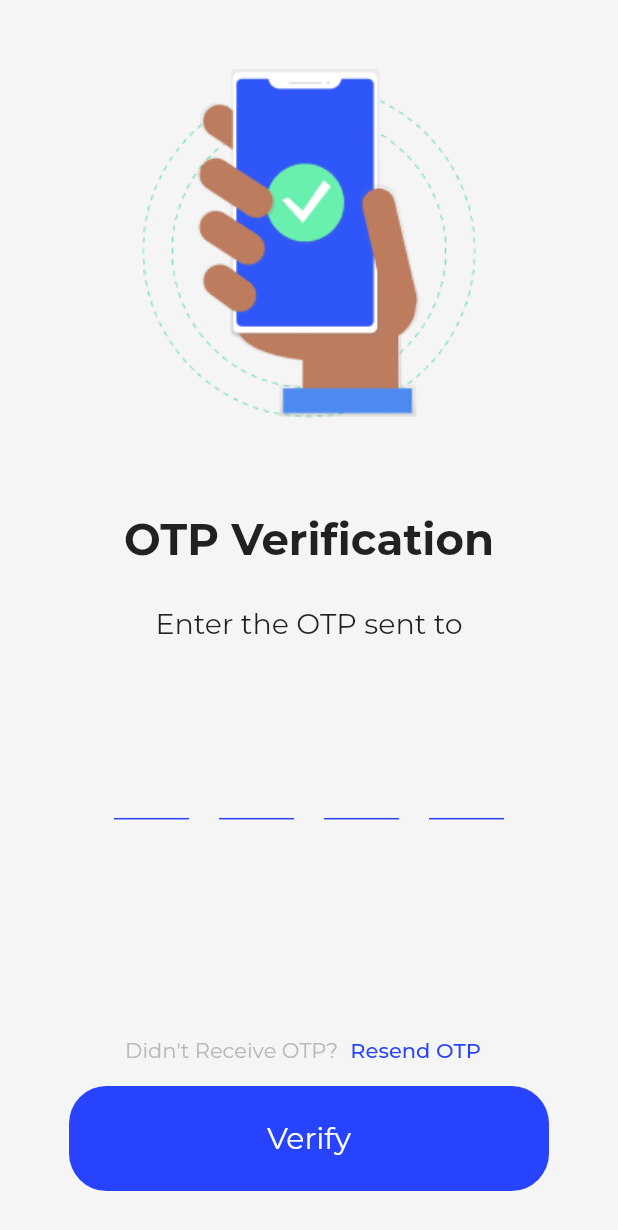
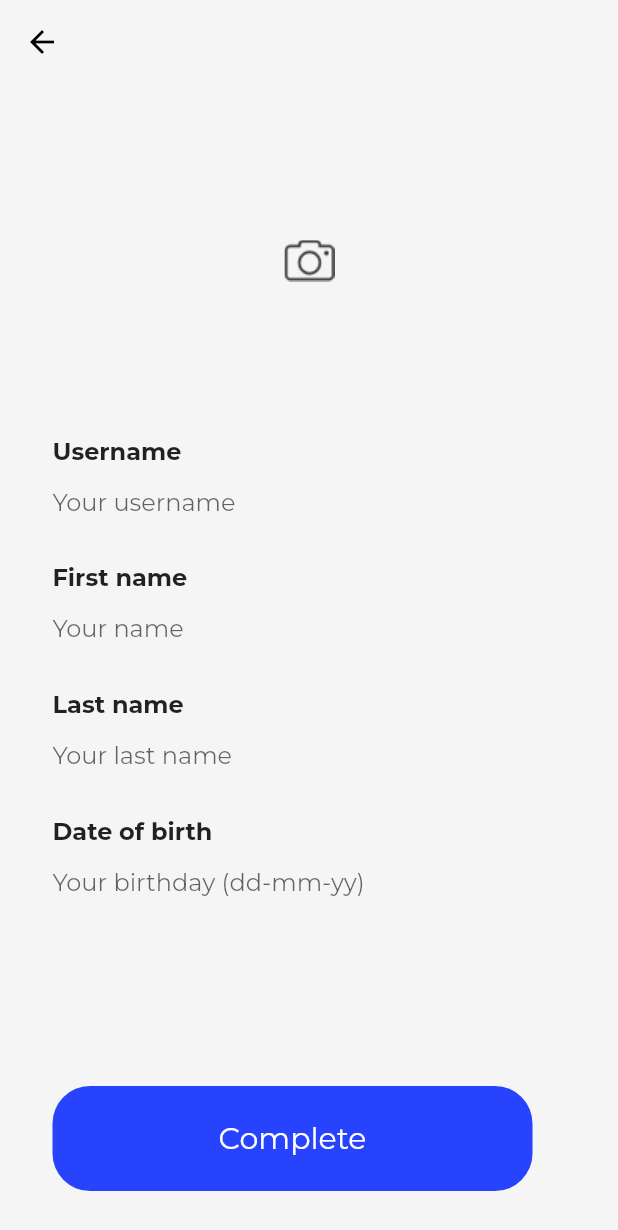
Before and after one commit to PLP-Dart-Projects/village-banking, a Flutter app: the OTP2Page screen opened directly with empty values, after a tap on "Verify", on a phone screen of 412 x 824 dp. Shown: the top 1230 px of the screen. Run offline on Flutter 3.47's test engine with Material 2 defaults, Android fonts, the phone set to English and light mode, and no system bars; drawn by our look-alikes of pinput; our stand-ins replace email_validator, intl_phone_number_input; project files that could hold a hidden picture were left out.

Commit message:
Added profile setup page

```diff
--- a/lib/pages/otp_2_page.dart
+++ b/lib/pages/otp_2_page.dart
@@ -1,5 +1,6 @@
 import 'package:flutter/material.dart';
 import 'package:pinput/pinput.dart';
+import 'package:villagebanking/pages/profile_setup.dart';
 import 'package:villagebanking/widgets/button.dart';
 
 class OTP2Page extends StatefulWidget {
@@ -11,7 +12,7 @@ class OTP2Page extends StatefulWidget {
 }
 
 class _OTP2PageState extends State<OTP2Page> {
-
+  final _formKey = GlobalKey<FormState>();
 
   @override
   Widget build(BuildContext context) {
@@ -26,6 +27,8 @@ class _OTP2PageState extends State<OTP2Page> {
               right: 35,
               bottom: 30,
             ),
+          child: Form(
+            key: _formKey,
             child: Column(
               children: [
                 SizedBox(height: MediaQuery.of(context).size.height/18,),
@@ -50,19 +53,19 @@ class _OTP2PageState extends State<OTP2Page> {
                 Pinput(
                   length: 4,
                   keyboardType: TextInputType.number,
-                controller: pinController,
-                showCursor: true,
-                isCursorAnimationEnabled: true,
-                  cursor: const TextField(
-                    decoration: InputDecoration(
-                        fillColor: Color.fromRGBO(24, 245, 245, 1)
-                    ),
-                  ),
+                  pinputAutovalidateMode: PinputAutovalidateMode.onSubmit,
+                  validator: (value) {
+                    if(value == null || value.isEmpty){
+                      return '';
+                    }
+                    return null;
+                  },
                   defaultPinTheme: const PinTheme(
                     width: 50,
                     height: 50,
                     textStyle: TextStyle(
                       fontSize: 24,
+                      color: Colors.black,
                     ),
                     decoration: BoxDecoration(
                       color: Color.fromRGBO(245, 245, 245, 1),
@@ -71,7 +74,7 @@ class _OTP2PageState extends State<OTP2Page> {
                       )
                     )
                   ),
-                separator: const SizedBox(width: 20,),
+                  separator: SizedBox(width: MediaQuery.of(context).size.width/20,),
                 ),
                 const Spacer(),
                 Row(
@@ -91,6 +94,16 @@ class _OTP2PageState extends State<OTP2Page> {
                 ),
                 InkWell(
                     onTap: () {
+                      FocusNode().unfocus();
+                      if (_formKey.currentState!.validate()){
+                        Navigator.pushAndRemoveUntil(
+                          context,
+                          MaterialPageRoute(
+                            builder: (context) => const ProfileSetupPage(),
+                          ),
+                          ModalRoute.withName('welcome'),
+                        );
+                      }
 
                     },
                     child: const CustomButtonColor(title: "Verify")),
@@ -98,6 +111,7 @@ class _OTP2PageState extends State<OTP2Page> {
             ),
           ),
         ),
+      ),
     );
   }
 }
--- a/lib/pages/profile_setup.dart
+++ b/lib/pages/profile_setup.dart
@@ -0,0 +1,52 @@
+import 'package:flutter/material.dart';
+import 'package:villagebanking/widgets/button.dart';
+import 'package:villagebanking/widgets/user_form.dart';
+
+class ProfileSetupPage extends StatefulWidget {
+  const ProfileSetupPage({Key? key}) : super(key: key);
+
+  @override
+  State<ProfileSetupPage> createState() => _ProfileSetupState();
+}
+
+class _ProfileSetupState extends State<ProfileSetupPage> {
+
+  @override
+  Widget build(BuildContext context) {
+    return Scaffold(
+      appBar: AppBar(
+        elevation: 0,
+        backgroundColor: const Color.fromRGBO(245, 245, 245, 1),
+        leading: BackButton(
+          color: Colors.black,
+          onPressed: () {
+            Navigator.pushNamed(context, 'signUp');
+          },
+        ),
+      ),
+      resizeToAvoidBottomInset: false,
+      body: SafeArea(
+        child: Container(
+          padding: const EdgeInsets.only(
+            left: 35,
+            right: 35,
+            bottom: 30,
+          ),
+          child: Column(
+            crossAxisAlignment: CrossAxisAlignment.start,
+            children: [
+              SizedBox(
+                height: MediaQuery.of(context).size.height/3.5,
+                width: MediaQuery.of(context).size.width,
+                child: Image.asset('assets/images/Camera_1.png'),
+              ),
+              const UserForm(),
+              const Spacer(),
+              const CustomButtonColor(title: 'Complete')
+            ],
+          ),
+        ),
+      ),
+    );
+  }
+}
--- /dev/null
+++ b/lib/widgets/user_form.dart
@@ -0,0 +1,154 @@
+import 'package:flutter/material.dart';
+import 'package:intl/intl.dart';
+
+class UserForm extends StatefulWidget {
+  const UserForm({Key? key}) : super(key: key);
+
+  @override
+  State<UserForm> createState() => _UserFormState();
+}
+
+class _UserFormState extends State<UserForm> {
+  TextEditingController inputDate = TextEditingController();
+  final _formKey = GlobalKey<FormState>();
+
+
+  @override
+  void initState() {
+    inputDate.text = '';
+    super.initState();
+  }
+
+  Future _selectDate() async {
+    DateTime? picked = await showDatePicker(
+        context: context,
+        initialDate: DateTime.now(),
+        firstDate:  DateTime(1900),
+        lastDate:  DateTime.now().add(const Duration(days: 1),),
+      builder: (context, child) {
+        return Theme(
+            data: Theme.of(context).copyWith(
+              primaryColor: const Color.fromRGBO(73, 12, 249, 1),
+            ),
+            child: child!);
+      },
+    );
+
+    if(picked != null) {
+      String formattedDate = DateFormat('dd-MM-yyyy').format(picked);
+      setState(() {
+        inputDate.text = formattedDate;
+      });
+    }
+  }
+
+  @override
+  Widget build(BuildContext context) {
+    return Form(
+      key: _formKey,
+      autovalidateMode: AutovalidateMode.onUserInteraction,
+      child: Column(
+        crossAxisAlignment: CrossAxisAlignment.start,
+        children: [
+          const Text("Username",
+            style: TextStyle(
+              fontSize: 16,
+              fontWeight: FontWeight.bold,
+            ),
+          ),
+           TextFormField(
+            style: const TextStyle(
+              fontSize: 16,
+              color: Colors.black,
+            ),
+            decoration: const InputDecoration(
+              border: InputBorder.none,
+              hintText: "Your username",
+            ),
+             validator: (value) {
+               if(value == null || value.isEmpty){
+                 return 'Empty';
+               }
+               return null;
+             },
+          ),
+          SizedBox(
+            height: MediaQuery.of(context).size.height/50,
+          ),
+          const Text("First name",
+            style: TextStyle(
+              fontSize: 16,
+              fontWeight: FontWeight.bold,
+            ),
+          ),
+          TextFormField(
+            style: const TextStyle(
+              fontSize: 16,
+              color: Colors.black,
+            ),
+            decoration: const InputDecoration(
+                border: InputBorder.none,
+                hintText: "Your name"
+            ),
+            validator: (value) {
+              if(value == null || value.isEmpty){
+                return 'Empty';
+              }
+              return null;
+            },
+          ),
+          SizedBox(
+            height: MediaQuery.of(context).size.height/50,
+          ),
+          const Text("Last name",
+            style: TextStyle(
+              fontSize: 16,
+              fontWeight: FontWeight.bold,
+            ),
+          ),
+          TextFormField(
+            style: const TextStyle(
+              fontSize: 16,
+              color: Colors.black,
+            ),
+            decoration: const InputDecoration(
+                border: InputBorder.none,
+                hintText: "Your last name"
+            ),
+            validator: (value) {
+              if(value == null || value.isEmpty){
+                return 'Empty';
+              }
+              return null;
+            },
+          ),
+          SizedBox(
+            height: MediaQuery.of(context).size.height/50,
+          ),
+          const Text("Date of birth",
+            style: TextStyle(
+              fontSize: 16,
+              fontWeight: FontWeight.bold,
+            ),
+          ),
+          TextFormField(
+            controller: inputDate,
+            readOnly: true,
+            style: const TextStyle(
+              fontSize: 16,
+              color: Colors.black,
+            ),
+            decoration: const InputDecoration(
+                border: InputBorder.none,
+                hintText: "Your birthday (dd-mm-yy)"
+            ),
+            onTap: () async {
+              FocusScope.of(context).requestFocus(FocusNode());
+              await _selectDate();
+            },
+          ),
+        ],
+      ),
+    );
+  }
+}
--- a/pubspec.yaml
+++ b/pubspec.yaml
@@ -39,6 +39,7 @@ dependencies:
   intl_phone_number_input: ^0.7.3+1
   intl_phone_field: ^3.1.0
   pinput: ^2.2.31
+  intl: ^0.18.1
 
 dev_dependencies:
   flutter_test:
```
Also changed, not shown: lib/widgets/button.dart (+38 -0 lines), assets/images/Camera_1.png (added), pubspec.lock. Lines whose indentation alone changed are shown as unchanged.
